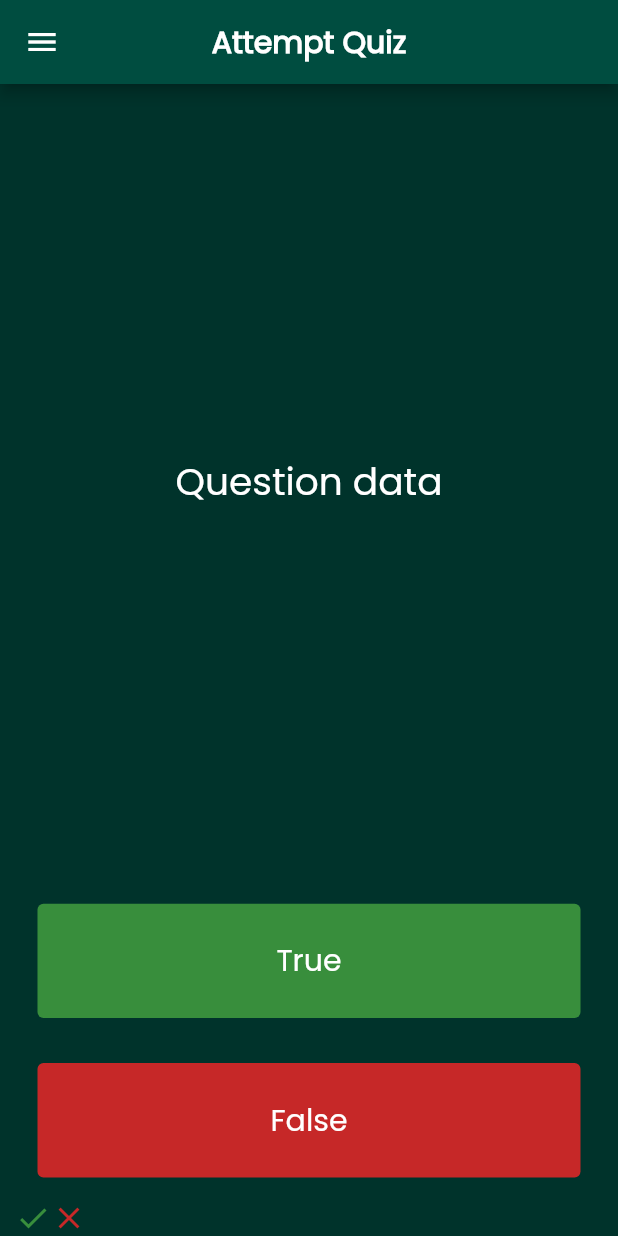
After one commit to vutfiq01/mi_flash_card, a Flutter app: the QuizApp screen opened directly, after a tap on "True", after a tap on "False", on a phone screen of 412 x 824 dp. The commit adds this screen. Run offline on Flutter 3.47's test engine with Material 2 defaults, Android fonts, the phone set to English and light mode, and no system bars; our stand-ins replace audioplayers, font_awesome_flutter.

Commit message:
initial quiz app structure

```diff
--- /dev/null
+++ b/lib/quiz_app.dart
@@ -0,0 +1,119 @@
+import 'package:flutter/material.dart';
+import 'package:mi_flash_card/widget/custom_appbar.dart';
+import 'package:mi_flash_card/widget/navigation_drawer.dart';
+
+class QuizApp extends StatelessWidget {
+  final String appBarTitle;
+  const QuizApp({super.key, required this.appBarTitle});
+
+  @override
+  Widget build(BuildContext context) {
+    return Scaffold(
+      backgroundColor: const Color.fromARGB(255, 0, 51, 43),
+      appBar: CustomAppBar(title: appBarTitle),
+      drawer: const MyNavigationDrawer(),
+      body: const SafeArea(
+        child: Padding(
+          padding: EdgeInsets.symmetric(
+            horizontal: 10.0,
+          ),
+          child: QuizSection(),
+        ),
+      ),
+    );
+  }
+}
+
+class QuizSection extends StatefulWidget {
+  const QuizSection({super.key});
+
+  @override
+  State<QuizSection> createState() => _QuizSectionState();
+}
+
+class _QuizSectionState extends State<QuizSection> {
+  List<Icon> scoreIconList = [];
+
+  @override
+  Widget build(BuildContext context) {
+    return Column(
+      mainAxisAlignment: MainAxisAlignment.spaceBetween,
+      crossAxisAlignment: CrossAxisAlignment.stretch,
+      children: <Widget>[
+        const Expanded(
+          flex: 5,
+          child: Center(
+            child: Text(
+              'Question data',
+              textAlign: TextAlign.center,
+              style: TextStyle(
+                fontFamily: 'Poppins',
+                fontSize: 25,
+                color: Colors.white,
+              ),
+            ),
+          ),
+        ),
+        Expanded(
+          child: Padding(
+            padding: const EdgeInsets.all(15.0),
+            child: TextButton(
+              onPressed: () {
+                setState(() {
+                  scoreIconList.add(
+                    Icon(
+                      Icons.check,
+                      color: Colors.green[700],
+                    ),
+                  );
+                });
+              },
+              style: TextButton.styleFrom(
+                backgroundColor: Colors.green[700],
+              ),
+              child: const Text(
+                'True',
+                style: TextStyle(
+                  fontFamily: 'Poppins',
+                  fontSize: 20,
+                  color: Colors.white,
+                ),
+              ),
+            ),
+          ),
+        ),
+        Expanded(
+          child: Padding(
+            padding: const EdgeInsets.all(15.0),
+            child: TextButton(
+              onPressed: () {
+                setState(() {
+                  scoreIconList.add(
+                    Icon(
+                      Icons.close,
+                      color: Colors.red[800],
+                    ),
+                  );
+                });
+              },
+              style: TextButton.styleFrom(
+                backgroundColor: Colors.red[800],
+              ),
+              child: const Text(
+                'False',
+                style: TextStyle(
+                  fontFamily: 'Poppins',
+                  fontSize: 20,
+                  color: Colors.white,
+                ),
+              ),
+            ),
+          ),
+        ),
+        Row(
+          children: scoreIconList,
+        ),
+      ],
+    );
+  }
+}
--- a/lib/widget/navigation_drawer.dart
+++ b/lib/widget/navigation_drawer.dart
@@ -5,6 +5,7 @@ import 'package:mi_flash_card/dating_profile_page.dart';
 import 'package:mi_flash_card/dice_app.dart';
 import 'package:mi_flash_card/job_profile_page.dart';
 import 'package:mi_flash_card/main.dart';
+import 'package:mi_flash_card/quiz_app.dart';
 import 'package:mi_flash_card/xylophone_app.dart';
 
 class MyNavigationDrawer extends StatelessWidget {
@@ -104,6 +105,12 @@ class MyNavigationDrawer extends StatelessWidget {
               icon: FontAwesomeIcons.music,
               page: const XylophoneApp(appBarTitle: 'Play Xylophone'),
             ),
+            drawerItem(
+              context: context,
+              pageTitle: 'Attempt Quiz',
+              icon: FontAwesomeIcons.leanpub,
+              page: const QuizApp(appBarTitle: 'Attempt Quiz'),
+            ),
           ],
         ),
       );
```
